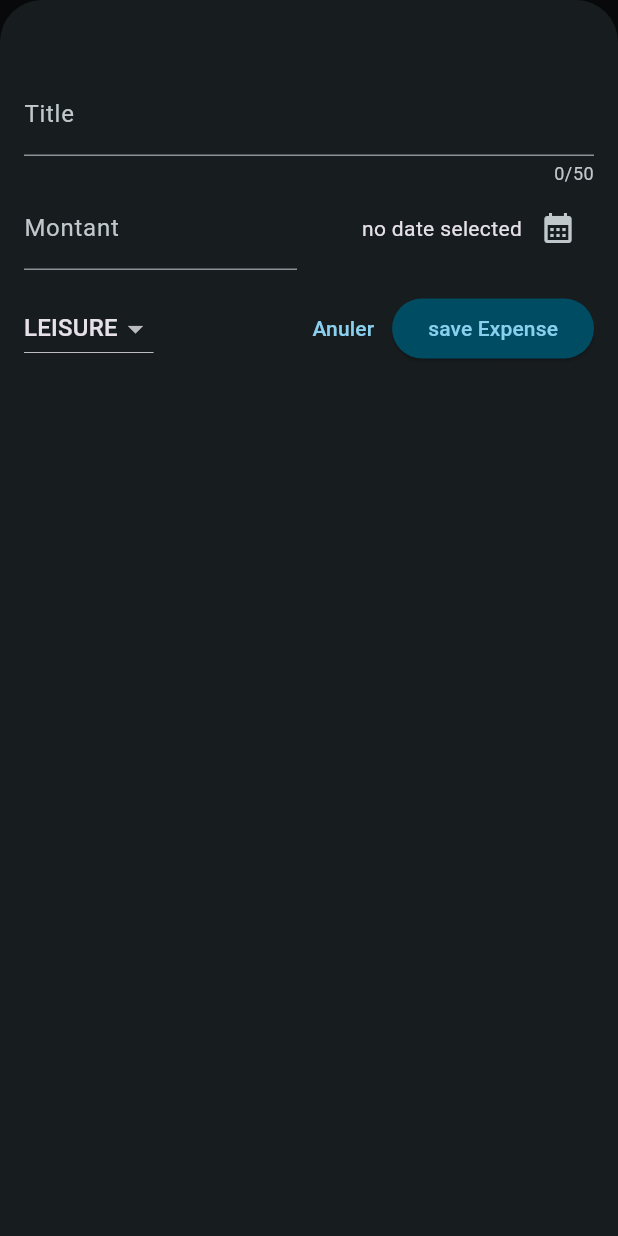
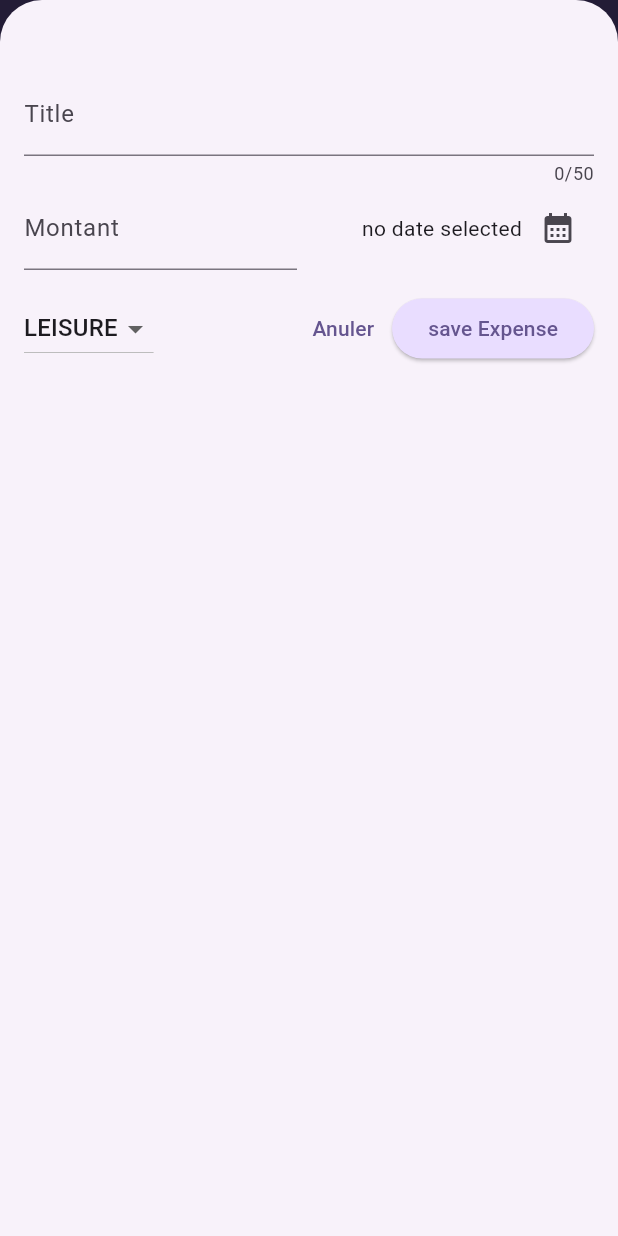
Before and after one commit to VIA2NEY/Course_Expense_Tracker, a Flutter app: the screen it shows after launch, after a tap on the "add" icon, on a phone screen of 412 x 824 dp. Run offline on Flutter 3.47's test engine with Material 3 defaults, Android fonts, the phone set to English and light mode, and no system bars.

Commit message:
Esponsive & adaptative UI

```diff
--- a/lib/main.dart
+++ b/lib/main.dart
@@ -2,6 +2,7 @@
 import 'package:flutter/material.dart';
 
 import 'package:expenses_tracker/widgets/expenses.dart';
+import 'package:flutter/services.dart';
 
 
 var kColorScheme = ColorScheme.fromSeed(seedColor: const Color.fromARGB(255, 96, 59, 181));
@@ -53,8 +54,7 @@ void main() {
           )
         ),
       ),
-      themeMode: ThemeMode.dark,
-      // themeMode: ThemeMode.system, // Use either the light or dark theme based on what the user has selected in the system settings
+      themeMode: ThemeMode.system, // Use either the light or dark theme based on what the user has selected in the system settings
 
       home: Expenses(),
     ),
--- a/lib/widgets/expenses.dart
+++ b/lib/widgets/expenses.dart
@@ -73,6 +73,8 @@ class _ExpensesState extends State<Expenses> {
   @override
   Widget build(BuildContext context) {
 
+    final width = MediaQuery.of(context).size.width;
+
     Widget mainContent = Center(
       child: Text('Aucune depense trouver'),
     );
@@ -89,7 +91,7 @@ class _ExpensesState extends State<Expenses> {
           )
         ],
       ),
-      body: Column(
+      body: width < 600 ? Column(
         children: [
           Chart(expenses: _registeredExpenses),
 
@@ -97,6 +99,17 @@ class _ExpensesState extends State<Expenses> {
             child: mainContent
           )
         ],
+      ) : Row(
+        children: [
+          Expanded(
+            child: Chart(expenses: _registeredExpenses)
+          ),
+
+          Expanded(
+            child: mainContent
+          )
+
+        ],
       ),
     );
   }
--- a/lib/widgets/new_expense.dart
+++ b/lib/widgets/new_expense.dart
@@ -83,8 +83,14 @@ class _NewExpenseState extends State<NewExpense> {
 
   @override
   Widget build(BuildContext context) {
-    return Padding(
-      padding: EdgeInsets.fromLTRB(16, 48, 16, 16),
+
+    final keyboardSpace = MediaQuery.of(context).viewInsets.bottom;
+
+    return SizedBox(
+      height: double.infinity,
+      child: SingleChildScrollView(
+        child: Padding(
+          padding: EdgeInsets.fromLTRB(16, 48, 16, keyboardSpace + 16),
           child: Column(
             children: [
 
@@ -170,6 +176,8 @@ class _NewExpenseState extends State<NewExpense> {
 
             ],
           ),
+        ),
+      ),
     );
   }
 }
```
Lines whose indentation alone changed are shown as unchanged.
